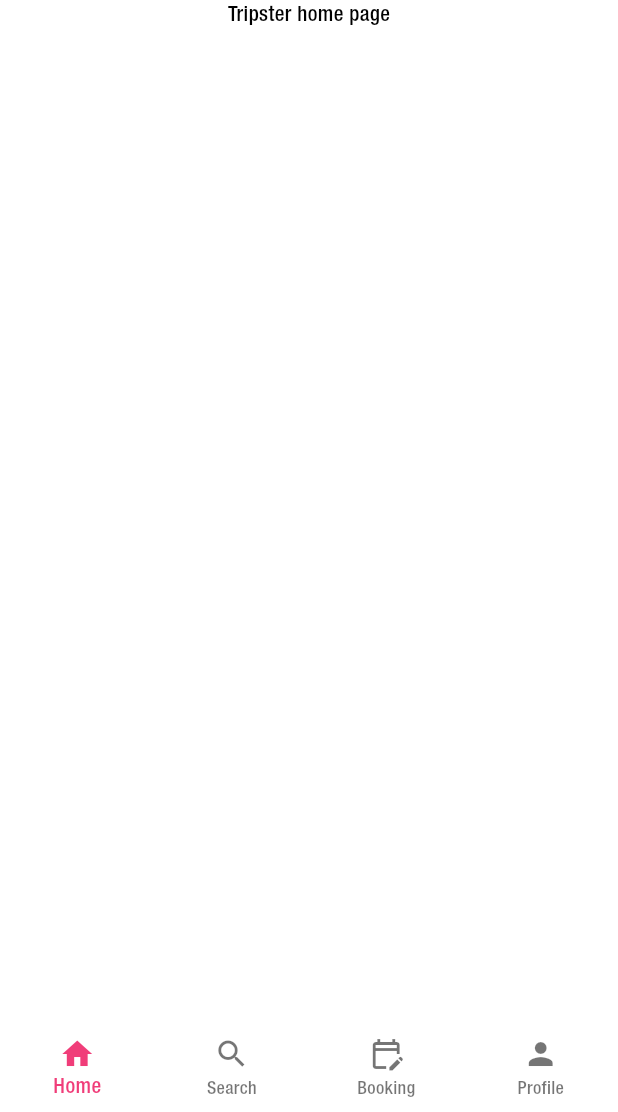
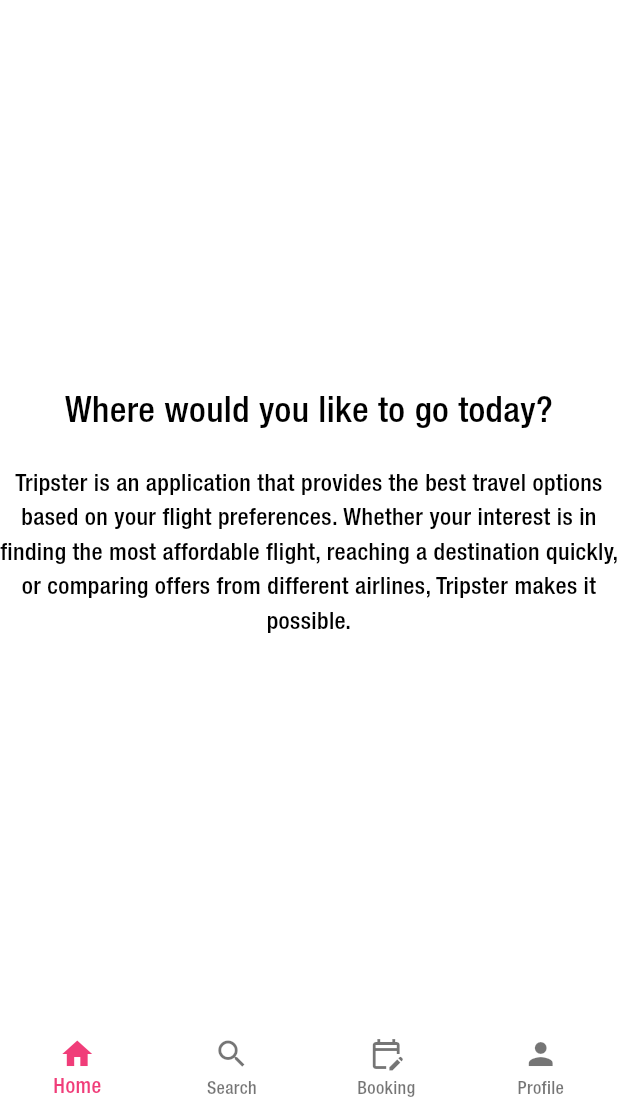
Before and after one commit to felipeperezleal/tripster_ma, a Flutter app: the HomeScreen screen opened by its route, on a phone screen of 412 x 824 dp, the part 124-1236 px from its top. Run offline on Flutter 3.47's test engine with Material 2 defaults, Android fonts, the phone set to English and light mode, and no system bars; our stand-ins replace go_router, graphql, graphql_flutter.

Commit message:
Filling homescreen with something

```diff
--- a/lib/presentation/screens/home/home_screen.dart
+++ b/lib/presentation/screens/home/home_screen.dart
@@ -42,7 +42,7 @@
       case 1:
         return const SearchScreen();
       case 2:
-        return BookingScreen();
+        return const BookingScreen();
       case 3:
         return const ProfileScreen();
       default:
@@ -59,8 +59,23 @@
     return const Scaffold(
       body: Center(
         child: Column(
+          mainAxisAlignment: MainAxisAlignment.center,
           children: [
-            Text('Tripster home page'),
+            Text(
+              'Where would you like to go today?',
+              style: TextStyle(
+                fontSize: 24,
+              ),
+              textAlign: TextAlign.center,
+            ),
+            SizedBox(height: 20),
+            Text(
+              'Tripster is an application that provides the best travel options based on your flight preferences. Whether your interest is in finding the most affordable flight, reaching a destination quickly, or comparing offers from different airlines, Tripster makes it possible.',
+              style: TextStyle(
+                fontSize: 16,
+              ),
+              textAlign: TextAlign.center,
+            ),
           ],
         ),
       ),
--- a/lib/presentation/widgets/shared/appbar.dart
+++ b/lib/presentation/widgets/shared/appbar.dart
@@ -1,4 +1,5 @@
 import 'package:flutter/material.dart';
+import 'package:go_router/go_router.dart';
 
 class Appbar extends StatelessWidget {
   const Appbar({super.key});
@@ -16,10 +17,21 @@
             children: [
               Image.asset('assets/images/icon/tripster.png'),
               const Spacer(),
-              IconButton(
-                onPressed: () {},
-                icon: const Icon(Icons.person),
-                color: colors.primary,
+              PopupMenuButton(
+                onSelected: (value) {
+                  if (value == 'logout') {
+                    context.replace('/');
+                  }
+                },
+                icon: Icon(Icons.person, color: colors.primary),
+                itemBuilder: (BuildContext context) {
+                  return [
+                    const PopupMenuItem(
+                      value: 'logout',
+                      child: Text('Log Out'),
+                    ),
+                  ];
+                },
               ),
             ],
           ),
```
